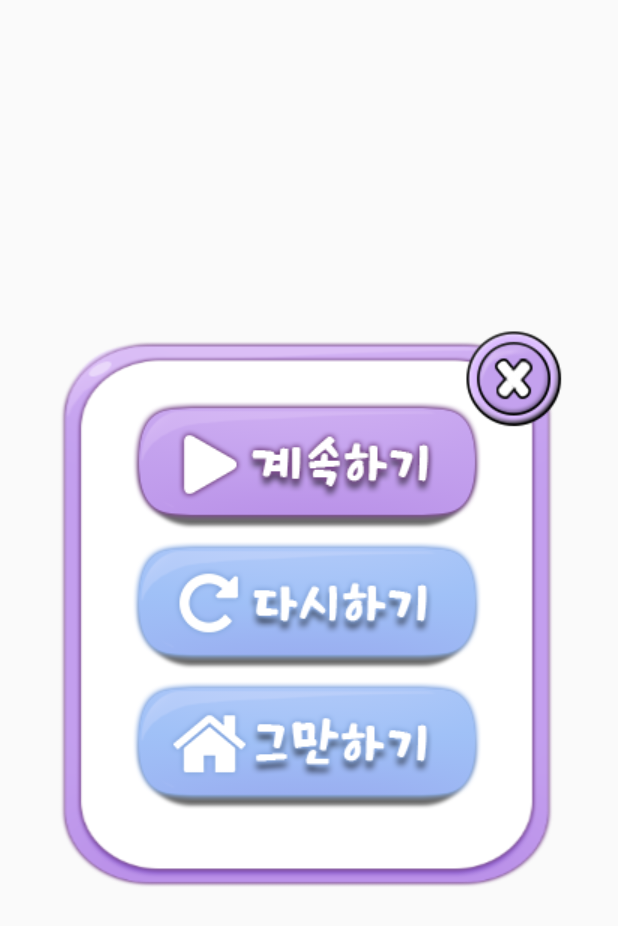
After one commit to jian03/ALPHA-VIRUS, an Android app: the layout activity_pause.xml on its own in the app's theme, with its tools: preview values and no code run, on a phone screen of 412 x 824 dp. The commit adds this screen. Shown: the top 926 px of the screen. Run offline under Robolectric (Android 15) with nearby library versions, the phone set to English and light mode, and no system bars.

Commit message:
Complete PauseMenu

```diff
--- a/app/src/main/AndroidManifest.xml
+++ b/app/src/main/AndroidManifest.xml
@@ -3,6 +3,7 @@
     package="com.example.virusgame">
 
     <application
+        android:usesCleartextTraffic="true"
         android:allowBackup="true"
         android:background="@drawable/background"
         android:icon="@mipmap/ic_launcher"
@@ -23,7 +24,6 @@
         </activity>
 
         <activity android:name=".MainActivity" />
-        <activity android:name=".CountActivity"/>
         <activity android:name=".GameActivity"/>
 
     </application>
--- /dev/null
+++ b/app/src/main/res/layout/activity_pause.xml
@@ -0,0 +1,66 @@
+<?xml version="1.0" encoding="utf-8"?>
+<FrameLayout xmlns:android="http://schemas.android.com/apk/res/android"
+    android:layout_width="match_parent"
+    android:layout_height="match_parent"
+    android:padding="20dp"
+    android:id="@+id/frame"
+    android:background="@android:color/transparent">
+
+    <RelativeLayout
+        android:layout_width="match_parent"
+        android:layout_height="match_parent"
+        android:gravity="center">
+        <ImageView
+            android:id="@+id/base"
+            android:layout_width="match_parent"
+            android:layout_height="wrap_content"
+            android:clickable="false"
+            android:focusable="false"
+            android:scaleType="fitXY"
+            android:src="@drawable/menubackground"
+            android:layout_gravity="center"/>
+        <ImageButton
+            android:id="@+id/btn_close"
+            android:layout_width="wrap_content"
+            android:layout_height="wrap_content"
+            android:background="#00FFFFFF"
+            android:layout_alignParentRight="true"
+            android:src="@drawable/btn_close"/>
+        <RelativeLayout
+            android:layout_width="match_parent"
+            android:layout_height="wrap_content"
+            android:padding="50dp"
+            android:gravity="center">
+            <LinearLayout
+                android:layout_width="match_parent"
+                android:layout_height="wrap_content"
+                android:orientation="vertical"
+                android:gravity="center">
+                <ImageButton
+                    android:id="@+id/btn_go"
+                    android:layout_width="wrap_content"
+                    android:layout_height="wrap_content"
+                    android:src="@drawable/btngo"
+                    android:layout_marginBottom="-20dp"
+                    android:background="#00FFFFFF"/>
+                <ImageButton
+                    android:id="@+id/btn_refresh"
+                    android:layout_width="wrap_content"
+                    android:layout_height="wrap_content"
+                    android:src="@drawable/btnrefresh"
+                    android:layout_marginBottom="-20dp"
+                    android:background="#00FFFFFF"/>
+                <ImageButton
+                    android:id="@+id/btn_home"
+                    android:layout_width="wrap_content"
+                    android:layout_height="wrap_content"
+                    android:src="@drawable/btnhome"
+                    android:background="#00FFFFFF"/>
+            </LinearLayout>
+        </RelativeLayout>
+    </RelativeLayout>
+
+
+
+
+</FrameLayout>
```
Also changed, not shown: app/src/main/java/com/example/virusgame/CountActivity.java (deleted, +0 -53 lines), app/src/main/java/com/example/virusgame/GameActivity.java (+88 -10 lines), app/src/main/java/com/example/virusgame/HowActivity.java (+0 -28 lines), app/src/main/res/layout/activity_game.xml (+9 -3 lines), app/src/main/res/drawable/btn_close.png (added), app/src/main/res/drawable/btngo.png (added), app/src/main/res/drawable/btnhome.png (added), app/src/main/res/drawable/btnrefresh.png (added), app/src/main/res/drawable/menubackground.png (added), app/src/main/res/drawable/settingbtn.png (deleted).
